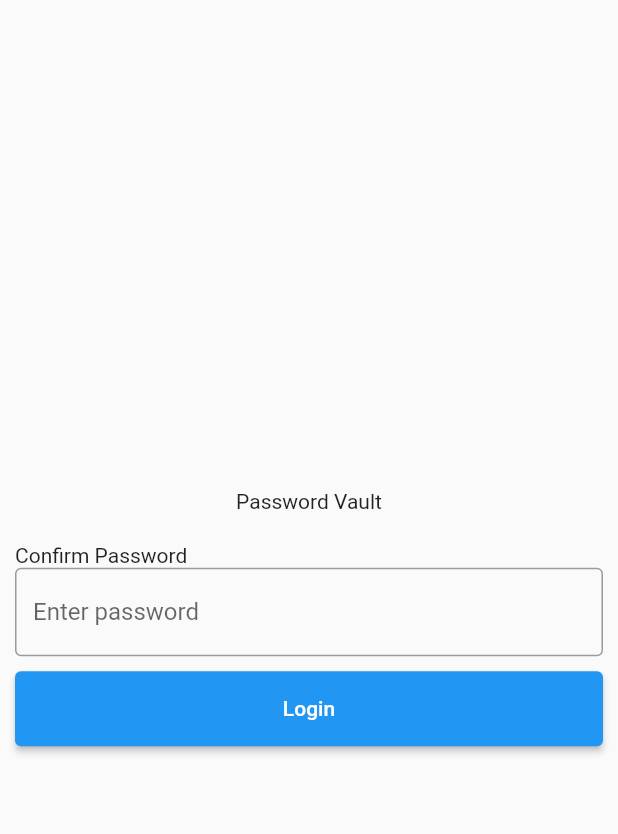
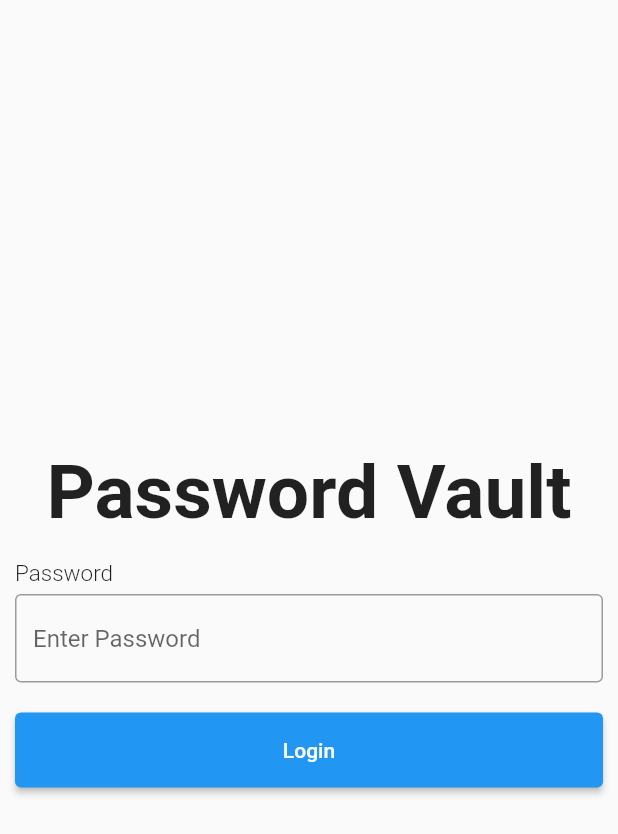
Before and after one commit to PLWEP/Flutter-Password-Vault, a Flutter app: the LoginPage screen opened directly, on a phone screen of 412 x 824 dp. Shown: the top 834 px of the screen. Run offline on Flutter 3.47's test engine with Material 2 defaults, Android fonts, the phone set to English and light mode, and no system bars.

Commit message:
memperbaiki login page

```diff
--- a/lib/login_page.dart
+++ b/lib/login_page.dart
@@ -1,4 +1,8 @@
 import 'package:flutter/material.dart';
+import 'package:pasword_vault/home_page.dart';
+import 'package:pasword_vault/widget/custom_elevated_button.dart';
+import 'package:pasword_vault/widget/custom_text_input.dart';
+import 'package:pasword_vault/widget/custom_title_text.dart';
 
 class LoginPage extends StatefulWidget {
   const LoginPage({super.key});
@@ -24,35 +28,24 @@ class _LoginPageState extends State<LoginPage> {
         child: Container(
           margin: EdgeInsets.all(10),
           child: Column(
-            crossAxisAlignment: CrossAxisAlignment.start,
             mainAxisAlignment: MainAxisAlignment.center,
             children: [
-              Center(
-                child: Text("Password Vault"),
-              ),
-              SizedBox(
-                height: 20,
-              ),
-              Text('Confirm Password'),
-              TextField(
-                decoration: InputDecoration(
-                  border: OutlineInputBorder(),
-                  hintText: 'Enter password',
-                ),
+              CustomTitleText(title: "Password Vault"),
+              CustomTextInput(
+                title: "Password",
+                hint: "Enter Password",
                 controller: _passwordController,
               ),
-              SizedBox(
-                height: 10,
-              ),
-              ElevatedButton(
-                style: ButtonStyle(
-                  fixedSize: MaterialStateProperty.all(
-                    Size(double.maxFinite, 50),
-                  ),
-                ),
-                onPressed: () {},
-                child: Text("Login"),
-              ),
+              CustomElevatedButton(
+                  title: "Login",
+                  onPressed: () {
+                    Navigator.pushAndRemoveUntil(
+                      context,
+                      MaterialPageRoute<void>(
+                          builder: (BuildContext context) => const HomePage()),
+                      ModalRoute.withName('/'),
+                    );
+                  }),
             ],
           ),
         ),
```
